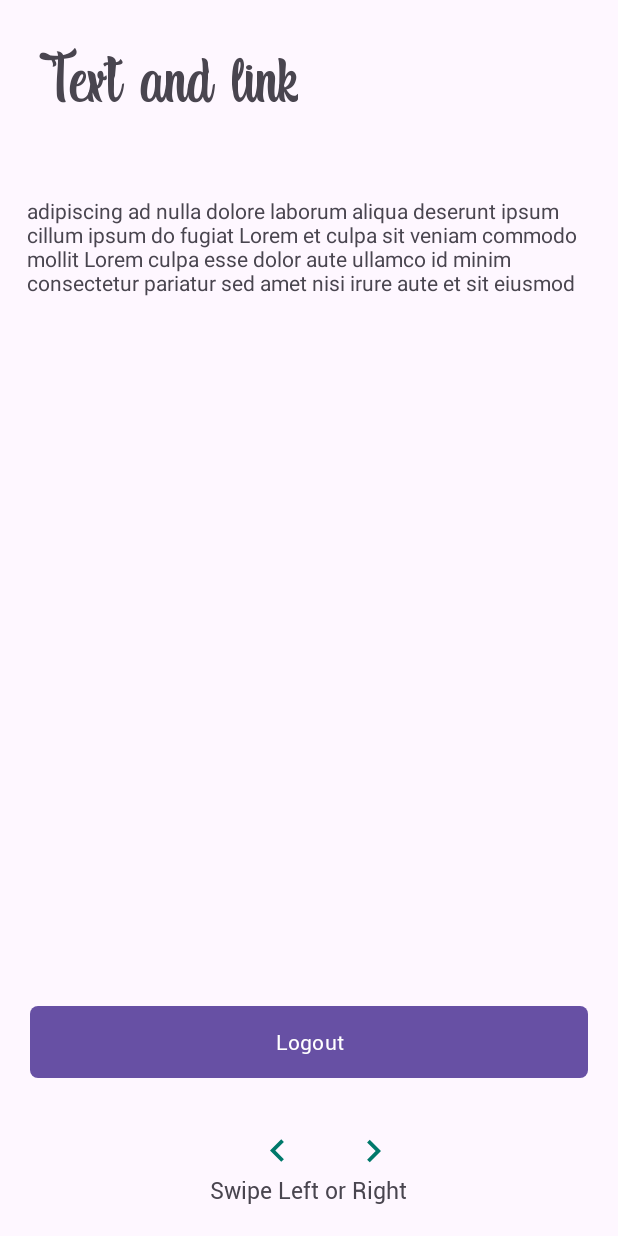
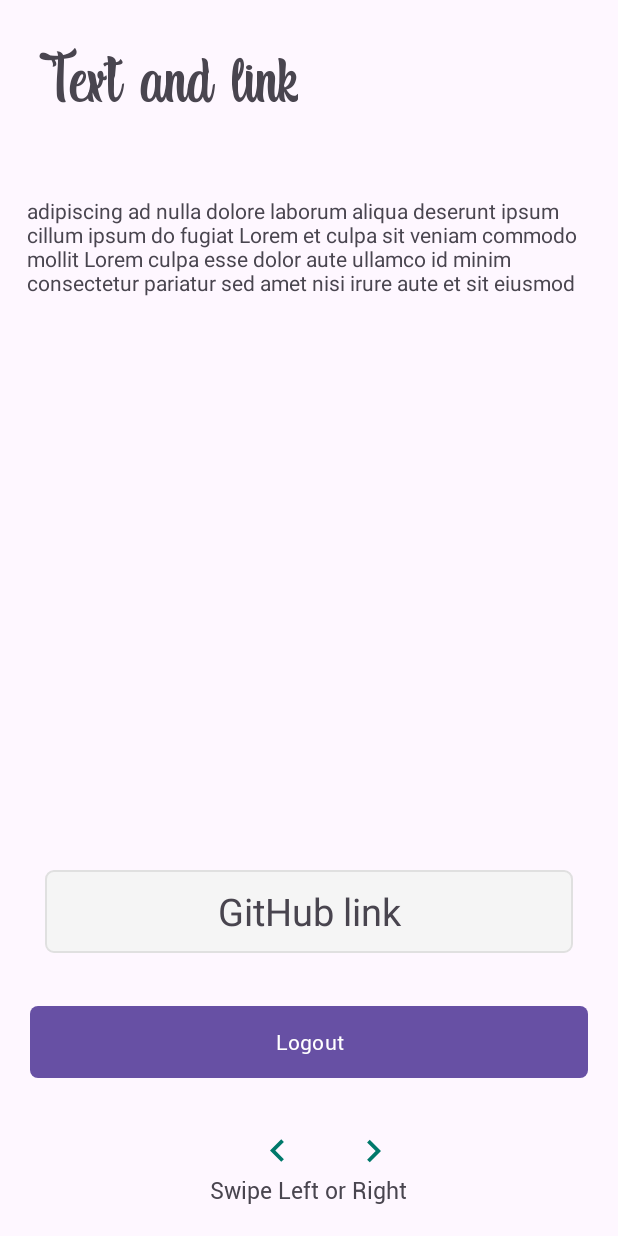
Before and after one commit to Audriusvilnius/Exam_Application_0511, an Android app: the fragment TextFragment shown on its own in the app's theme, on a phone screen of 412 x 824 dp. Run offline under Robolectric (Android 15) with nearby library versions, the light colour scheme and no system bars.

Commit message:
edit 0513

```diff
--- a/app/src/main/java/com/example/examapplication0511/TextFragment.java
+++ b/app/src/main/java/com/example/examapplication0511/TextFragment.java
@@ -1,5 +1,9 @@
 package com.example.examapplication0511;
 
+import android.annotation.SuppressLint;
+import android.content.ActivityNotFoundException;
+import android.content.Intent;
+import android.net.Uri;
 import android.os.Bundle;
 import android.util.Log;
 import android.view.LayoutInflater;
@@ -71,6 +75,7 @@
         }
     }
 
+    @SuppressLint("SetTextI18n")
     @Override
     public View onCreateView(LayoutInflater inflater, ViewGroup container,
                              Bundle savedInstanceState) {
@@ -80,6 +85,25 @@
         TextView textView = view.findViewById(R.id.text_and_link);
         textGenerated();
         textView.setText(textGenerated());
+        TextView link = view.findViewById(R.id.textUrl);
+        link.setText("GitHub link");
+
+        String url = "https://github.com/Audriusvilnius/Exam_Application_0511";
+        link.setOnClickListener(v -> {
+            try {
+                Uri uri = Uri.parse("googlechrome://navigate?url=" + url);
+                Intent i = new Intent(Intent.ACTION_VIEW, uri);
+                i.addFlags(Intent.FLAG_ACTIVITY_NEW_TASK);
+                startActivity(i);
+            } catch (ActivityNotFoundException e) {
+                // Chrome is probably not installed
+            }
+        });
+
+
+
+
+
         return view;
     }
 
--- a/app/src/main/res/layout/fragment_text.xml
+++ b/app/src/main/res/layout/fragment_text.xml
@@ -78,5 +78,30 @@
         android:layout_alignParentBottom="true"
         android:layout_marginBottom="20dp"/>
 
+    <TextView
+        android:id="@+id/textView"
+        android:layout_width="wrap_content"
+        android:layout_height="wrap_content"
+        android:layout_above="@+id/btn_logout"
+        android:layout_below="@+id/text_and_link"
+        android:layout_marginTop="-292dp"
+        android:layout_marginBottom="372dp"
+        android:text="TextView" />
+
+    <TextView
+        android:id="@+id/textUrl"
+        android:layout_width="254dp"
+        android:layout_height="55dp"
+        android:layout_above="@+id/btn_logout"
+        android:layout_alignParentStart="true"
+        android:layout_alignParentEnd="true"
+        android:layout_marginStart="30dp"
+        android:layout_marginEnd="30dp"
+        android:layout_marginBottom="35dp"
+        android:background="@drawable/et_custom"
+        android:gravity="center"
+        android:text="@string/textUrl"
+        android:textSize="25sp" />
+
 
 </RelativeLayout>
--- a/app/src/main/res/values/strings.xml
+++ b/app/src/main/res/values/strings.xml
@@ -22,5 +22,7 @@
     <string name="calculate_ans_convert">Calculate ans Convert</string>
     <string name="celsius_to_fahrenheit">Celsius to Fahrenheit</string>
     <string name="swipe">Swipe Left or Right</string>
+    <string name="texturl">textUrl</string>
+    <string name="textUrl" />
 
 </resources>
```
